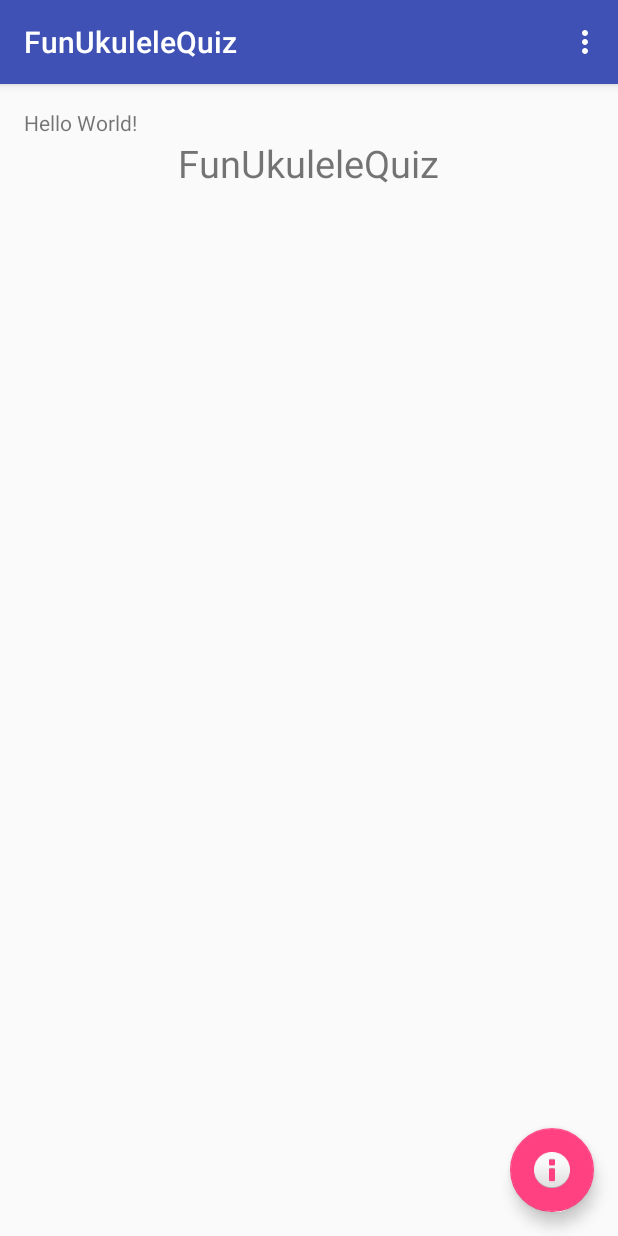
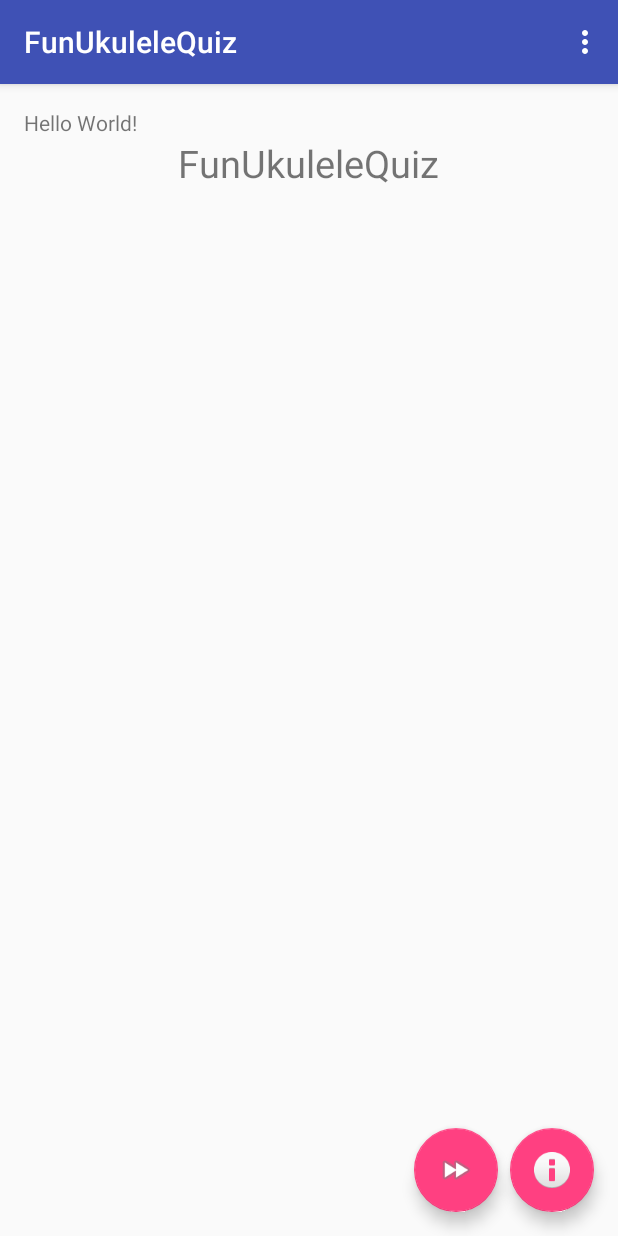
Before and after one commit to TatsuoWatanabe/FunUkuleleQuiz, an Android app: the screen it shows after launch (MainActivity), on a phone screen of 412 x 824 dp. Run offline under Robolectric (Android 15) with nearby library versions, the phone set to English and light mode, and no system bars; our stand-ins replace Volley; 1 statement that could not run was skipped.

```diff
--- a/app/src/main/res/layout/activity_main.xml
+++ b/app/src/main/res/layout/activity_main.xml
@@ -22,4 +22,15 @@
         android:layout_gravity="bottom|end" android:layout_margin="@dimen/fab_margin"
         android:src="@android:drawable/ic_dialog_info" />
 
+    <android.support.design.widget.FloatingActionButton
+        android:id="@+id/fab_next"
+        android:layout_width="wrap_content"
+        android:layout_height="wrap_content"
+        android:layout_gravity="bottom|end"
+        android:layout_marginRight="80dp"
+        android:layout_marginBottom="@dimen/fab_margin"
+        android:src="@android:drawable/ic_media_ff"
+    />
+
+
 </android.support.design.widget.CoordinatorLayout>
```
Also changed, not shown: app/src/main/java/com/tatsuowatanabe/funukulelequiz/MainActivity.java (+19 -3 lines), app/src/main/java/com/tatsuowatanabe/funukulelequiz/Model/Quiz.java (+10 -0 lines), app/src/main/java/com/tatsuowatanabe/funukulelequiz/Model/QuizGame.java (+6 -4 lines).
